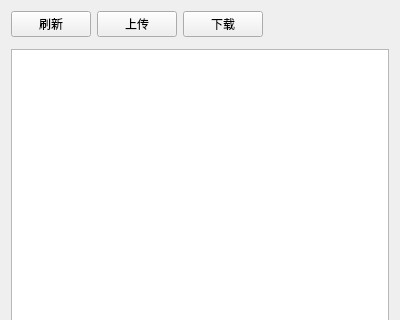
Old version of the form qosbrowser/src/fend/uimain/objectstablewidget.ui in the repository worldfunction4/QOS; both pictures show x 0 to 400 and y 0 to 320 of the 400 by 610 pixel window.
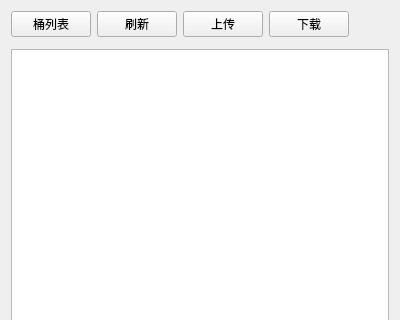
New version of the form. Custom widgets are drawn as their Qt base class.

Commit message:
style(uimain): 列表和表格禁止编辑，并增加选中与悬停反馈
- 全局*规则把格子背景刷成白色，盖掉了 selection-background-color ，选中时看不出变化，而且表格默认只选中单个格子，整行没有反馈

修改内容：
- bucketswidget、buckettablewidget、objectstablewidget 三个视图的 editTriggers 设为 NoEditTriggers
- selectionMode 设为 SingleSelection
- 两个表格的 selectionBehavior 设为 SelectRows
- default.qss 增加 QListView 和 QTableView 的 ::item:hover 与 ::item:selected 样式

```diff
--- a/qosbrowser/src/fend/uimain/objectstablewidget.ui
+++ b/qosbrowser/src/fend/uimain/objectstablewidget.ui
@@ -16,6 +16,13 @@
   <layout class="QVBoxLayout" name="verticalLayout">
    <item>
     <layout class="QHBoxLayout" name="horizontalLayout">
+     <item>
+      <widget class="QPushButton" name="buttonBuckets">
+       <property name="text">
+        <string>桶列表</string>
+       </property>
+      </widget>
+     </item>
      <item>
       <widget class="QPushButton" name="buttonRefresh">
        <property name="text">
```
Left out of the diff: 6 changed lines with no effect on the pictures. The commit also changes 6 other files.
